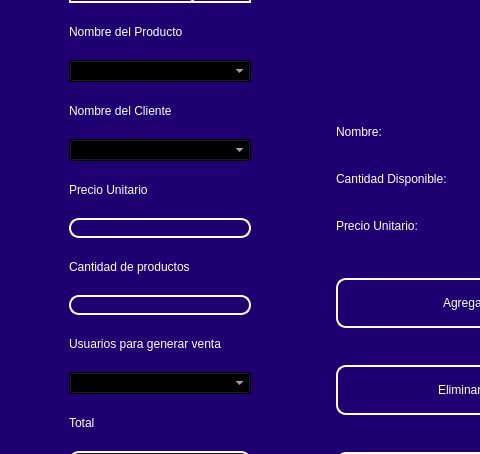
Qt form design/standar/maininvoice0.ui (codemiguel-dev/ERP-EmprendeSoft-Desktop) before a commit; both pictures show x 0 to 480 and y 227 to 681 of the 1505 by 795 pixel window.
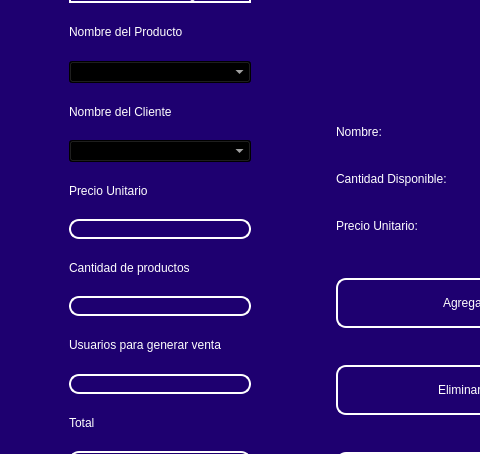
The same form after that commit. Icons and pictures are not drawn.

The edit to the form file:
```diff
--- a/design/standar/maininvoice0.ui
+++ b/design/standar/maininvoice0.ui
@@ -1083,13 +1083,77 @@
              </widget>
             </item>
             <item>
-             <widget class="QComboBox" name="comboboxuser">
-              <property name="cursor">
-               <cursorShape>PointingHandCursor</cursorShape>
+             <widget class="QLineEdit" name="usertxt">
+              <property name="enabled">
+               <bool>false</bool>
               </property>
               <property name="styleSheet">
-               <string notr="true">background-color: rgb(0, 0, 0);
+               <string notr="true">QLabel {
+	color: rgb(255, 255, 254);
+	font: 12pt &quot;Arial&quot;;
+	background-color: rgba(0, 0, 0,0);
+}
+
+
+QLineEdit{
+background-color: rgba(0, 0, 0,0);
+border-radius:10px; 
+font: 12pt &quot;Arial&quot;;
+color: rgb(255, 255, 254);
+border: 2px solid  rgb(255, 255, 255);
+
+}
+
+QLineEdit:hover{
+background-color: rgba(0, 0, 0,0);
+border-radius:10px; 
+font: 12pt &quot;Arial&quot;;
+border: 2px solid  rgb(120, 0, 171);
+}
+
+QLineEdit:focus{
+background-color: rgb(0, 0, 0);
+border-radius:10px; 
+font: 12pt &quot;Arial&quot;;
+border: 2px solid rgb(120, 0, 171);
+}
+
+QCheckBox{
+	font: 12pt &quot;Arial&quot;;
+	color: rgb(255, 255, 255);
+}
+
+QCheckBox::indicator {
+    width: 18px;
+    height:18px;
+}
+
+QCheckBox::indicator:unchecked {
+   background-image: url(image/square.svg);
+}
+
+QCheckBox::indicator:checked {
+   background-image: url(image/check-square.svg);
+}
+
+QPushButton{
+border-radius:10px; 
+font: 12pt &quot;Arial&quot;;
+color: rgb(255, 255, 254);
+border: 2px solid #ffffff;
+}
+
+QPushButton:hover{
+border-radius:10px; 
+font: 12pt &quot;Arial&quot;;
 color: rgb(255, 255, 255);
+border: 2px solid rgb(120, 0, 171);
+	background-color: rgb(120, 0, 171);
+}
+QFrame{
+ 	background-color: #1E0070;
+	border-radius:15px; 
+}
 </string>
               </property>
              </widget>
```
